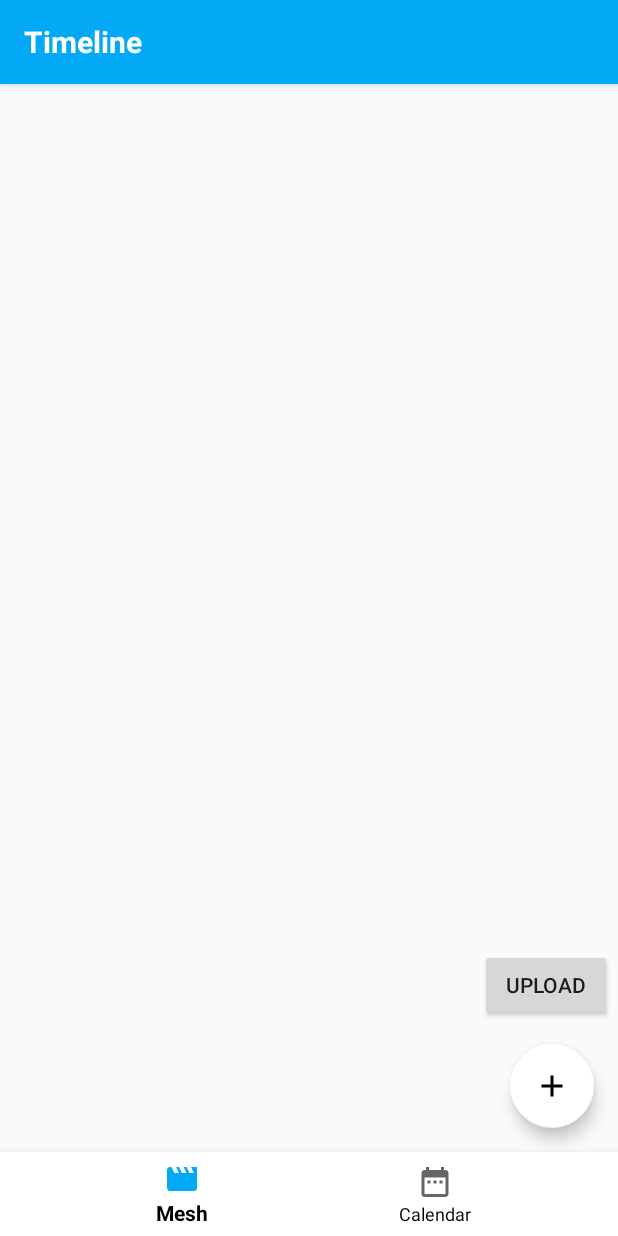
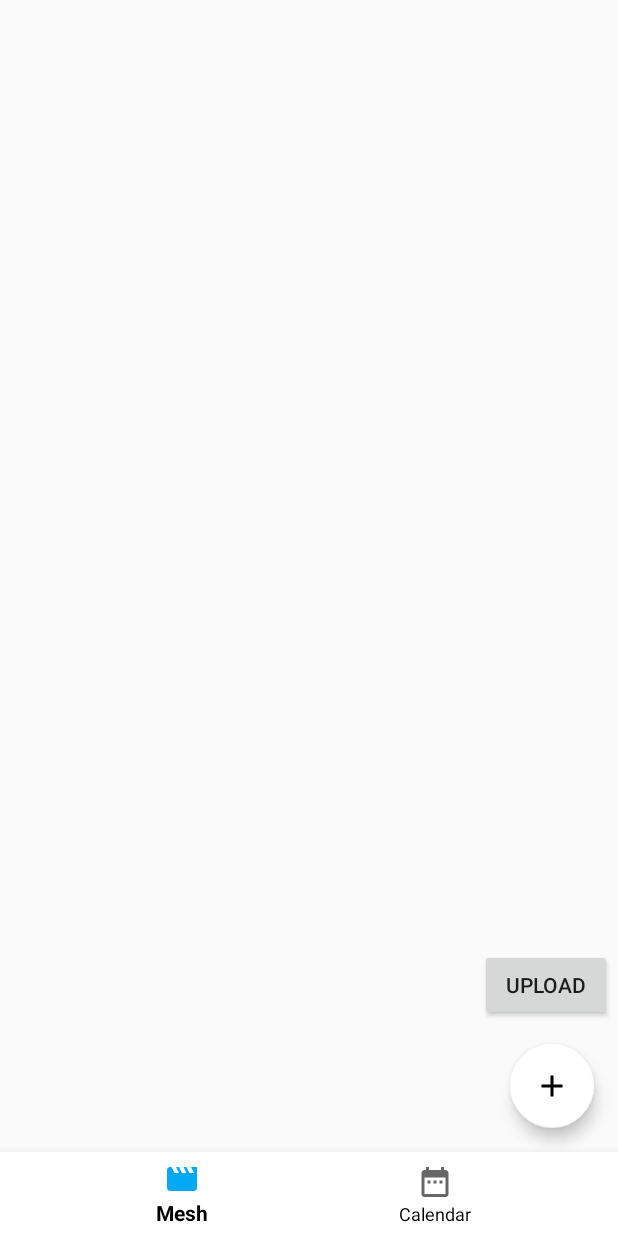
Before and after one commit to infinite1/Journal, an Android app: the homeActivity screen opened directly, with no data from a screen before it, on a phone screen of 412 x 824 dp. Run offline under Robolectric (Android 15) with nearby library versions, the phone set to English and light mode, and no system bars; our stand-ins replace Firebase (no records; nobody signed in at launch, a user with empty details on screens opened directly); 1 statement that could not run was skipped.

Commit message:
delete top bar

```diff
--- a/app/src/main/java/com/example/journal3/homeActivity.java
+++ b/app/src/main/java/com/example/journal3/homeActivity.java
@@ -146,7 +146,7 @@ public class homeActivity extends AppCompatActivity implements
         mBtmView.setOnNavigationItemSelectedListener(this);
 
         setSupportActionBar(myToolbar);
-        getSupportActionBar().setDisplayShowTitleEnabled(false);
+//        getSupportActionBar().setDisplayShowTitleEnabled(false);
 
         NavigationView navigationView = findViewById(R.id.nav_view);
         View headerview = navigationView.getHeaderView(0);
--- a/app/src/main/res/layout/app_bar.xml
+++ b/app/src/main/res/layout/app_bar.xml
@@ -1,6 +1,5 @@
 <?xml version="1.0" encoding="utf-8"?>
 <androidx.coordinatorlayout.widget.CoordinatorLayout xmlns:android="http://schemas.android.com/apk/res/android"
-    xmlns:app="http://schemas.android.com/apk/res-auto"
     android:layout_width="match_parent"
     android:layout_height="match_parent"
     android:orientation="vertical">
@@ -11,17 +10,13 @@
         android:layout_height="wrap_content"
         android:theme="@style/AppTheme">
 
-    </com.google.android.material.appbar.AppBarLayout>
-
         <androidx.appcompat.widget.Toolbar
             android:id="@+id/my_toolbar"
             android:layout_width="match_parent"
             android:layout_height="wrap_content"
             android:background="@color/colorPrimary"
             android:elevation="4dp"
-        android:theme="@style/AppTheme"
-        app:layout_anchor="@+id/appBarLayout"
-        app:layout_anchorGravity="center">
+            android:theme="@style/AppTheme">
 
             <TextView
                 android:id="@+id/tool_bar_title"
@@ -33,4 +28,6 @@
                 android:textStyle="bold" />
         </androidx.appcompat.widget.Toolbar>
 
+    </com.google.android.material.appbar.AppBarLayout>
+
 </androidx.coordinatorlayout.widget.CoordinatorLayout>
--- a/app/src/main/res/layout/navigation_activity.xml
+++ b/app/src/main/res/layout/navigation_activity.xml
@@ -14,10 +14,10 @@
         android:layout_height="match_parent">
 
 
-        <include
-            layout="@layout/app_bar"
-            android:layout_width="match_parent"
-            android:layout_height="match_parent" />
+<!--        <include-->
+<!--            layout="@layout/app_bar"-->
+<!--            android:layout_width="match_parent"-->
+<!--            android:layout_height="match_parent" />-->
 
         <com.google.android.material.bottomnavigation.BottomNavigationView
             android:id="@+id/bot_nav"
--- a/app/src/main/res/values/styles.xml
+++ b/app/src/main/res/values/styles.xml
@@ -7,4 +7,5 @@
         <item name="android:windowTranslucentNavigation">true</item>
         <item name="android:statusBarColor">@android:color/transparent</item>
     </style>
+
 </resources>
```
Lines whose indentation alone changed are shown as unchanged.
